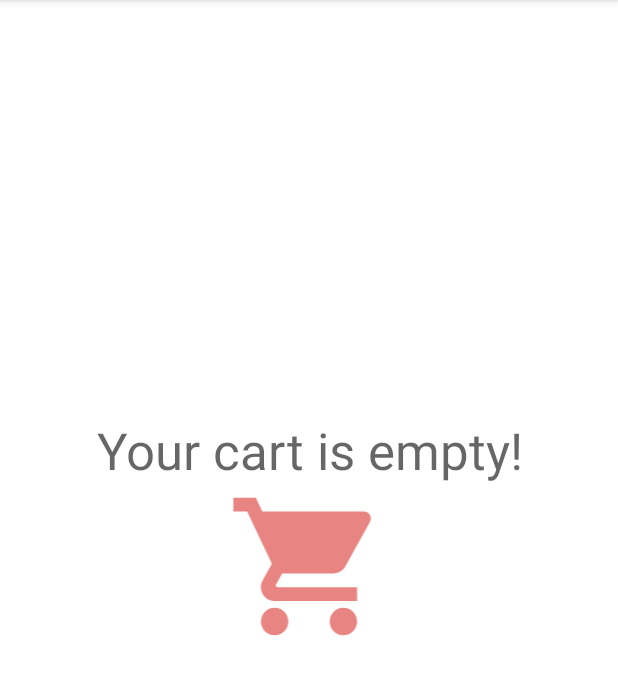
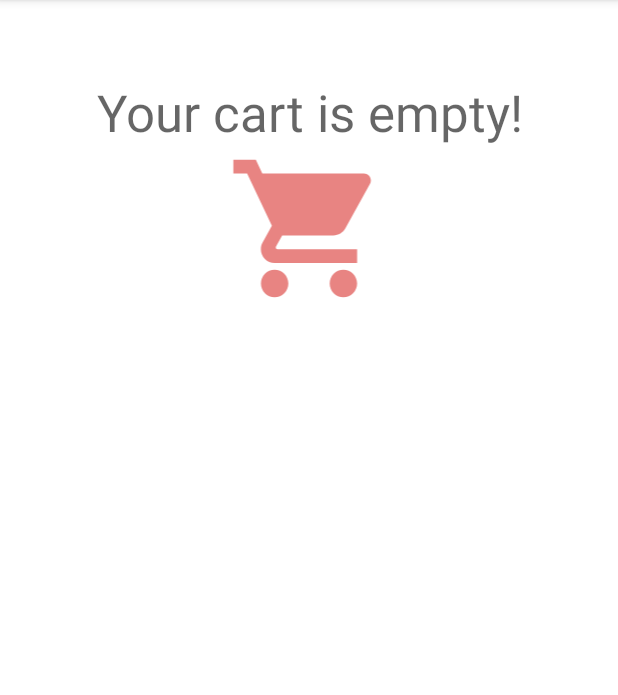
Before and after one commit to brenhr/android-bren-mk, an Android app: the fragment CartFragment shown on its own in the app's theme, on a phone screen of 412 x 824 dp, the part 84-779 px from its top. Run offline under Robolectric (Android 15) with nearby library versions, the phone set to English and light mode, and no system bars; our stand-ins replace Firebase (no records; nobody signed in at launch, a user with empty details on screens opened directly); pictures from the network do not load.

Commit message:
Fixed issues with scroll dimension

```diff
--- a/BrenMkOnline/app/src/main/res/layout/fragment_cart.xml
+++ b/BrenMkOnline/app/src/main/res/layout/fragment_cart.xml
@@ -96,7 +96,7 @@
 
                 <ScrollView
                     android:layout_width="match_parent"
-                    android:layout_height="450dp"
+                    android:layout_height="wrap_content"
                     android:fillViewport="true">
 
                     <TableLayout
```
